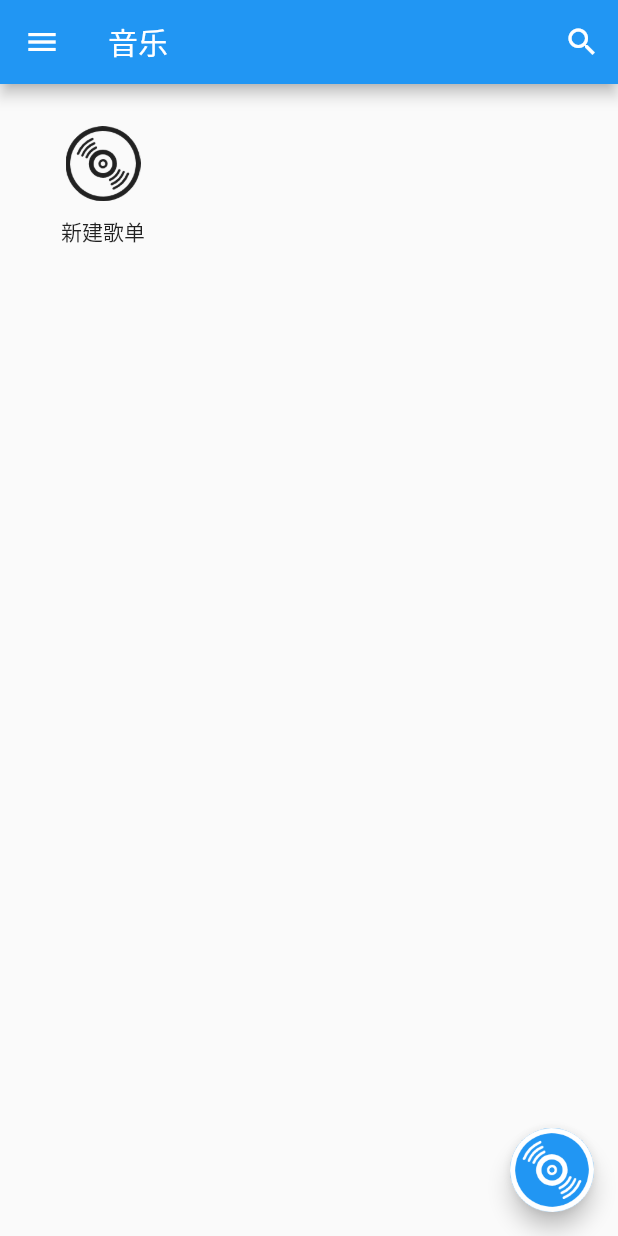
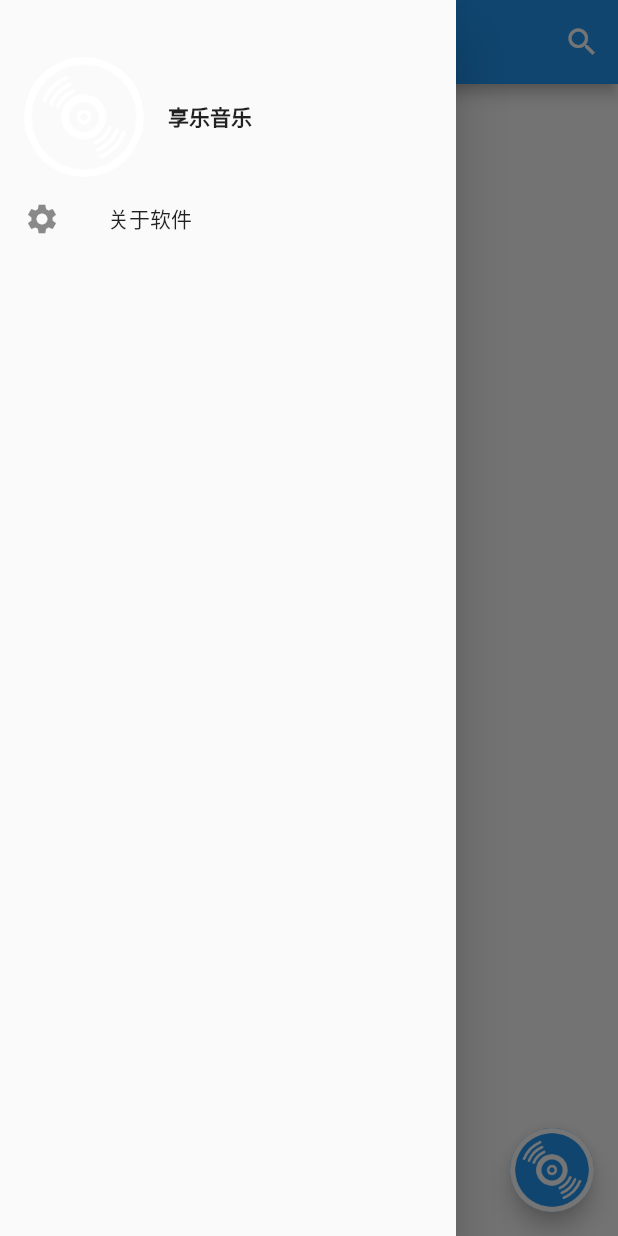
Before and after one commit to katewen/freemusic_flutter, a Flutter app: the screen it shows after launch, after a tap on the "menu" icon, on a phone screen of 412 x 824 dp. Run offline on Flutter 3.47's test engine with Material 2 defaults, Android fonts, the phone set to English and light mode, and no system bars; our stand-ins replace audioplayers, dio, fluttertoast, permission_handler, sqflite; accounts and stored records are empty; network calls fail.

Commit message:
安卓权限申请 下载文件

```diff
--- a/lib/drawer.dart
+++ b/lib/drawer.dart
@@ -1,4 +1,5 @@
 import 'package:flutter/material.dart';
+import 'package:freemusic_flutter/about.dart';
 
 class MenuDrawer extends StatelessWidget {
   const MenuDrawer({
@@ -28,7 +29,7 @@ class MenuDrawer extends StatelessWidget {
                     ),
                   ),
                   Text(
-                    "聆听者",
+                    "享乐音乐",
                     style: TextStyle(fontWeight: FontWeight.bold),
                   )
                 ],
@@ -40,6 +41,12 @@ class MenuDrawer extends StatelessWidget {
                   ListTile(
                     leading: const Icon(Icons.settings),
                     title: const Text('关于软件'),
+                    onTap: () {
+                      Navigator.of(context)
+                          .push(MaterialPageRoute(builder: (context) {
+                        return About();
+                      }));
+                    },
                   ),
                 ],
               ),
--- a/lib/listItem.dart
+++ b/lib/listItem.dart
@@ -48,6 +48,8 @@ class ListItem extends StatelessWidget {
               String musicUrl =
                   await NetworkManager().requestMusicUrlWithId(model.id);
               PlayerManger().reloadPlayDataWithUrl(musicUrl);
+              PlayerManger().playingIndex = 0;
+              PlayerManger().playMusicList = [model];
               sharedPlay.musicList = [model];
               sharedPlay.model = model;
             },
@@ -59,7 +61,9 @@ class ListItem extends StatelessWidget {
               padding: EdgeInsets.only(right: 5),
               child: Image.asset('images/list_download.png'),
             ),
-            onTap: onDownload,
+            onTap: () {
+              NetworkManager().downloadMusicWith(model);
+            },
           ),
           GestureDetector(
             child: Container(
--- a/lib/main.dart
+++ b/lib/main.dart
@@ -7,6 +7,7 @@ import 'package:freemusic_flutter/myList.dart';
 import 'package:freemusic_flutter/play.dart';
 import 'package:freemusic_flutter/search.dart';
 import 'package:freemusic_flutter/textButton.dart';
+import 'package:permission_handler/permission_handler.dart';
 
 void main() {
   runApp(MyApp());
@@ -67,6 +68,7 @@ class _MyHomePageState extends State<MyHomePage> {
     // TODO: implement initState
     super.initState();
     queryAllTable();
+    Permission.storage.request();
   }
 
   void _incrementCounter() {
@@ -88,7 +90,8 @@ class _MyHomePageState extends State<MyHomePage> {
     var list = await DataManager().queryAllTableFromDB();
     _musicTableList = [];
     for (var map in list) {
-      if (map["name"] != "sqlite_sequence") {
+      if (map["name"] != "sqlite_sequence" &&
+          map["name"] != "android_metadata") {
         _musicTableList.add(map);
       }
     }
@@ -161,14 +164,14 @@ class _MyHomePageState extends State<MyHomePage> {
           style: TextStyle(color: Colors.white),
         ),
         backgroundColor: Colors.blue,
-        leading: IconButton(
-          icon: Icon(Icons.menu),
-          tooltip: "Menu",
-          onPressed: () {
-            // Navigator.push(context, MaterialPageRoute(builder: (context) {
-            //   return MenuDrawer();
-            // }));
-          },
+        leading: Builder(
+          builder: (context) => IconButton(
+            icon: Icon(Icons.menu),
+            tooltip: "Menu",
+            onPressed: () {
+              Scaffold.of(context).openDrawer();
+            },
+          ),
         ),
         actions: [
           IconButton(
--- a/lib/result.dart
+++ b/lib/result.dart
@@ -37,7 +37,8 @@ class _SearchResultState extends State<SearchResult> {
     var list = await DataManager().queryAllTableFromDB();
     musicList = [];
     for (var map in list) {
-      if (map["name"] != "sqlite_sequence") {
+      if (map["name"] != "sqlite_sequence" &&
+          map["name"] != "android_metedata") {
         musicList.add(map);
       }
     }
--- a/pubspec.yaml
+++ b/pubspec.yaml
@@ -31,6 +31,10 @@ dependencies:
   dio: ^4.0.0
   sqflite: ^1.1.3
   audioplayers: ^0.18.3
+  permission_handler: ^7.1.0 # 检测权限，没有权限就申请
+  path_provider: ^2.0.1
+  file_utils: ^0.1.3
+  fluttertoast: ^8.0.6
 
 dev_dependencies:
   flutter_test:
```
Also changed, not shown: lib/about.dart (added, +44 -0 lines), lib/networkManager.dart (+34 -1 lines), lib/play.dart (+15 -4 lines), pubspec.lock, 8 other files.
